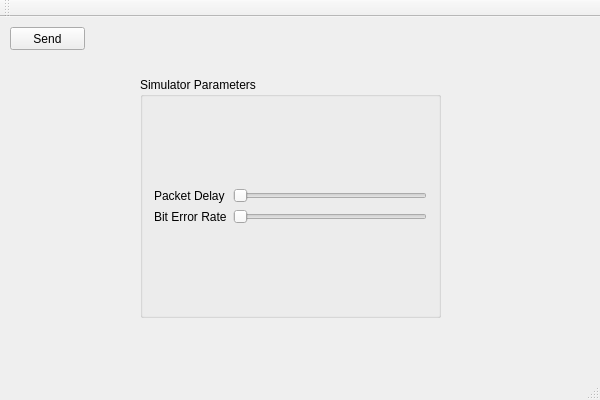
Above: kinda-good-protocol/KindaGoodProtocol.ui from Krixium/kinda-good-protocol before the change. Below: the same form after it.
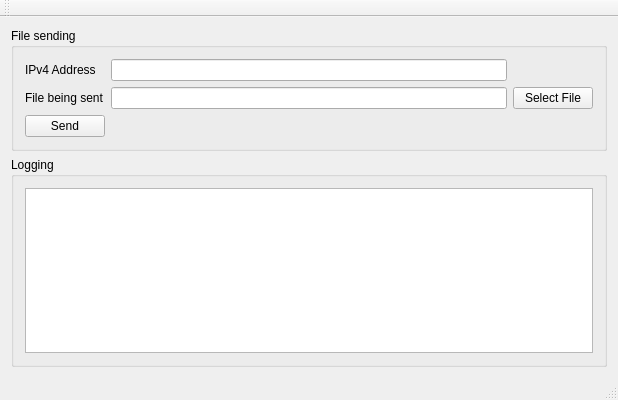
That is the form after the change.

Commit message: Change UI so that address of receiver and file can be specified

Diff of the .ui file:
```diff
--- a/kinda-good-protocol/KindaGoodProtocol.ui
+++ b/kinda-good-protocol/KindaGoodProtocol.ui
@@ -6,7 +6,7 @@
    <rect>
     <x>0</x>
     <y>0</y>
-    <width>600</width>
+    <width>618</width>
     <height>400</height>
    </rect>
   </property>
@@ -14,69 +14,67 @@
    <string>KindaGoodProtocol</string>
   </property>
   <widget class="QWidget" name="centralWidget">
-   <widget class="QGroupBox" name="groupBox">
-    <property name="geometry">
-     <rect>
-      <x>140</x>
-      <y>60</y>
-      <width>301</width>
-      <height>241</height>
-     </rect>
-    </property>
-    <property name="title">
-     <string>Simulator Parameters</string>
-    </property>
-    <layout class="QGridLayout" name="gridLayout_2">
-     <item row="0" column="0">
-      <layout class="QGridLayout" name="gridLayout">
-       <property name="sizeConstraint">
-        <enum>QLayout::SetMaximumSize</enum>
-       </property>
-       <item row="0" column="0">
-        <widget class="QLabel" name="packetDelayLabel">
-         <property name="text">
-          <string>Packet Delay</string>
-         </property>
-        </widget>
-       </item>
+   <layout class="QVBoxLayout" name="verticalLayout_2">
+    <item>
+     <widget class="QGroupBox" name="groupBox">
+      <property name="title">
+       <string>File sending</string>
+      </property>
+      <layout class="QGridLayout" name="gridLayout_3">
        <item row="1" column="0">
-        <widget class="QLabel" name="bitErrorRateLabel">
+        <widget class="QLabel" name="addressLabel">
          <property name="text">
-          <string>Bit Error Rate</string>
+          <string>IPv4 Address</string>
          </property>
         </widget>
        </item>
        <item row="1" column="1">
-        <widget class="QSlider" name="bitErrorRateSlider">
-         <property name="orientation">
-          <enum>Qt::Horizontal</enum>
+        <widget class="QLineEdit" name="addressLineEdit"/>
+       </item>
+       <item row="2" column="1">
+        <widget class="QLineEdit" name="selectedFileLineEdit"/>
+       </item>
+       <item row="2" column="0">
+        <widget class="QLabel" name="selectedFileLabel">
+         <property name="text">
+          <string>File being sent</string>
          </property>
         </widget>
        </item>
-       <item row="0" column="1">
-        <widget class="QSlider" name="packetDelaySlider">
-         <property name="orientation">
-          <enum>Qt::Horizontal</enum>
+       <item row="3" column="0">
+        <layout class="QHBoxLayout" name="horizontalLayout_2">
+         <item>
+          <widget class="QPushButton" name="buttonSend">
+           <property name="text">
+            <string>Send</string>
+           </property>
+          </widget>
+         </item>
+        </layout>
+       </item>
+       <item row="2" column="2">
+        <widget class="QPushButton" name="selectFileButton">
+         <property name="text">
+          <string>Select File</string>
          </property>
         </widget>
        </item>
       </layout>
-     </item>
-    </layout>
-   </widget>
-   <widget class="QPushButton" name="buttonSend">
-    <property name="geometry">
-     <rect>
-      <x>10</x>
-      <y>10</y>
-      <width>75</width>
-      <height>23</height>
-     </rect>
-    </property>
-    <property name="text">
-     <string>Send</string>
-    </property>
-   </widget>
+     </widget>
+    </item>
+    <item>
+     <widget class="QGroupBox" name="logBox">
+      <property name="title">
+       <string>Logging</string>
+      </property>
+      <layout class="QHBoxLayout" name="horizontalLayout">
+       <item>
+        <widget class="QTextBrowser" name="logBrowser"/>
+       </item>
+      </layout>
+     </widget>
+    </item>
+   </layout>
   </widget>
   <widget class="QMenuBar" name="menuBar">
    <property name="geometry">
```
Left out of the diff: 2 changed lines with no effect on the pictures.
